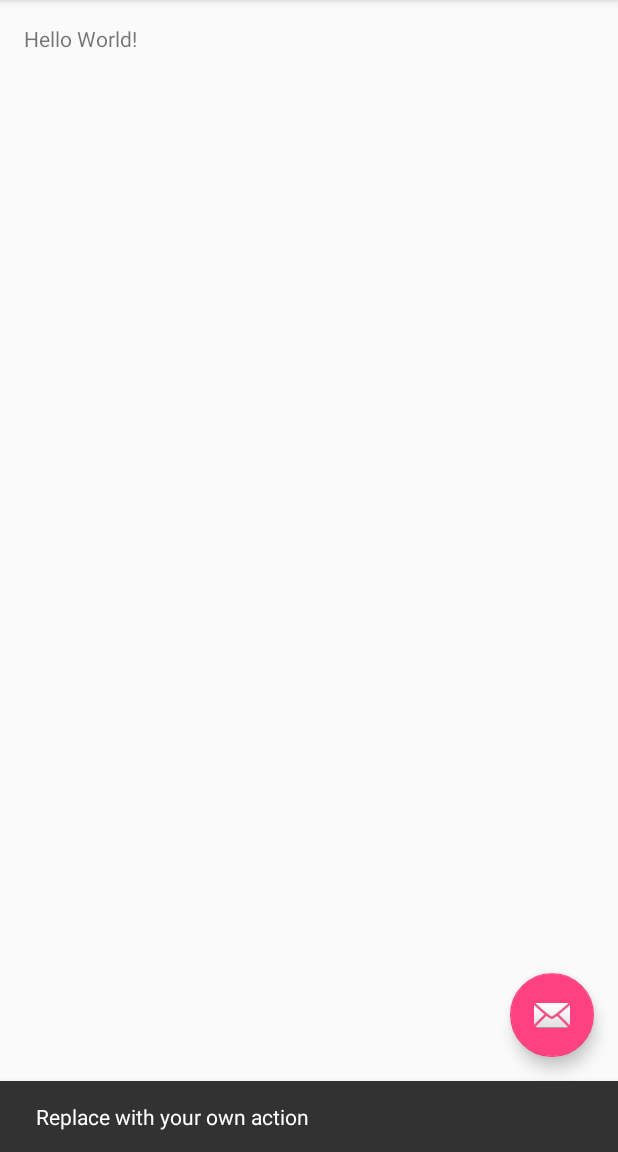
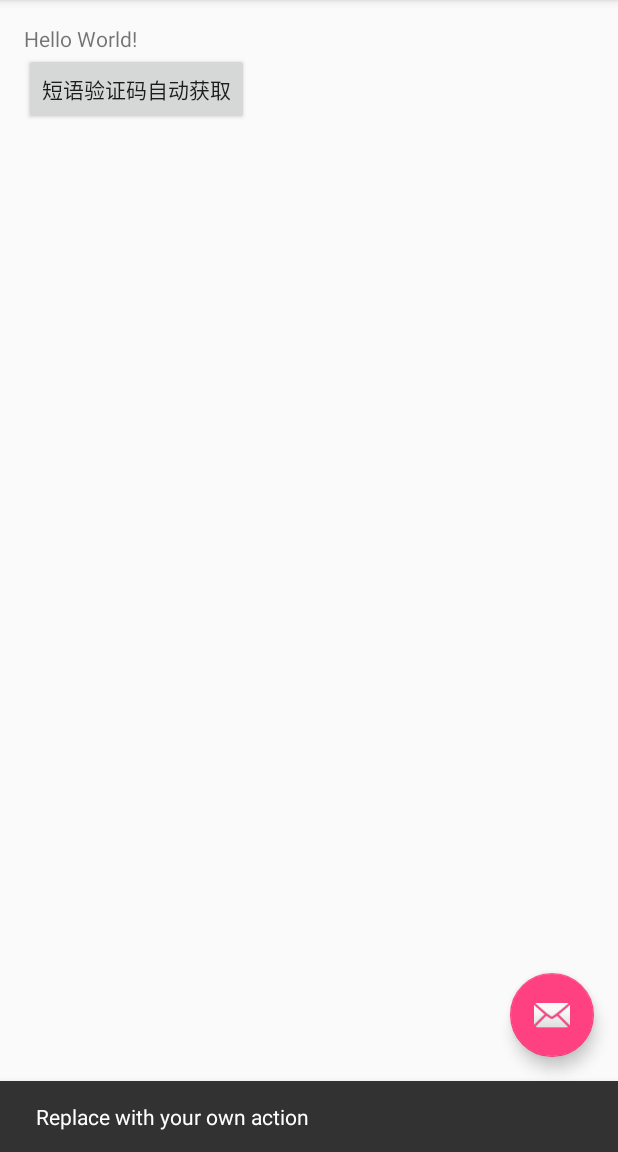
Before and after one commit to jadeyan/common-component, an Android app: the screen it shows after launch (MainActivity), after a tap on an icon or button, on a phone screen of 412 x 824 dp, the part 84-1236 px from its top. Run offline under Robolectric (Android 15) with nearby library versions, the phone set to English and light mode, and no system bars.

Commit message:
短信验证码自动获取

```diff
--- a/app/src/main/java/com/creditease/common/MainActivity.java
+++ b/app/src/main/java/com/creditease/common/MainActivity.java
@@ -1,5 +1,6 @@
 package com.creditease.common;
 
+import android.content.Intent;
 import android.os.Bundle;
 import android.support.design.widget.FloatingActionButton;
 import android.support.design.widget.Snackbar;
@@ -7,7 +8,7 @@ import android.support.v7.app.AppCompatActivity;
 import android.support.v7.widget.Toolbar;
 import android.view.View;
 
-public class MainActivity extends AppCompatActivity {
+public class MainActivity extends AppCompatActivity implements View.OnClickListener{
 
     @Override
     protected void onCreate(Bundle savedInstanceState) {
@@ -24,5 +25,23 @@ public class MainActivity extends AppCompatActivity {
                         .setAction("Action", null).show();
             }
         });
+        init();
+    }
+
+    private void init(){
+        findViewById(R.id.btn_sms).setOnClickListener(this);
+    }
+
+    @Override
+    public void onClick(View v) {
+        switch (v.getId()){
+            case R.id.btn_sms:
+                Intent mIntent = new Intent();
+                mIntent.setClass(MainActivity.this,SMSAutoGetActivity.class);
+                startActivity(mIntent);
+                break;
+            default:
+                break;
+        }
     }
 }
--- a/app/src/main/res/layout/content_main.xml
+++ b/app/src/main/res/layout/content_main.xml
@@ -16,5 +16,14 @@
     <TextView
             android:text="Hello World!"
             android:layout_width="wrap_content"
-            android:layout_height="wrap_content"/>
+            android:layout_height="wrap_content"
+        android:id="@+id/textView" />
+
+     <Button
+         android:id="@+id/btn_sms"
+         android:layout_width="wrap_content"
+         android:layout_height="wrap_content"
+         android:layout_below="@+id/textView"
+         android:layout_alignParentStart="true"
+         android:text="短语验证码自动获取"/>
 </RelativeLayout>
--- a/app/src/main/res/values/strings.xml
+++ b/app/src/main/res/values/strings.xml
@@ -1,4 +1,5 @@
 <resources>
     <string name="app_name">CommonComponent</string>
     <string name="action_settings">Settings</string>
+    <string name="sms_get">自动获取短信验证码</string>
 </resources>
```
Also changed, not shown: app/src/main/AndroidManifest.xml (+14 -0 lines), app/src/main/java/com/creditease/common/SMSAutoGetActivity.java (added, +65 -0 lines), app/src/main/res/layout/sms_layout.xml (added, +16 -0 lines).
